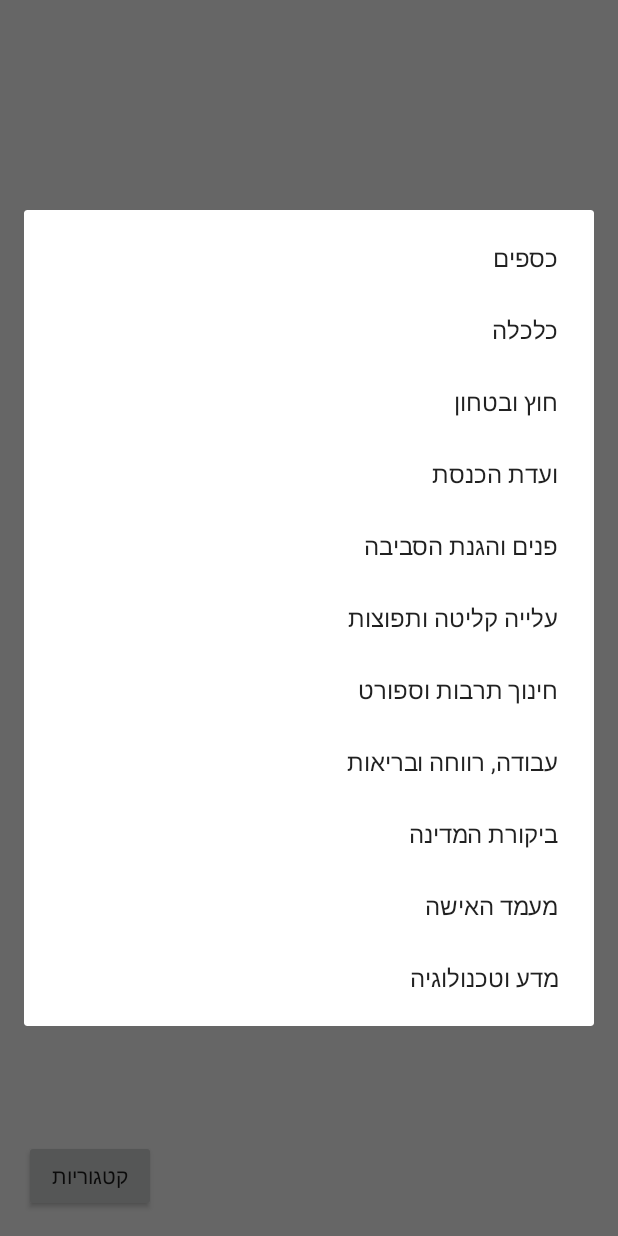
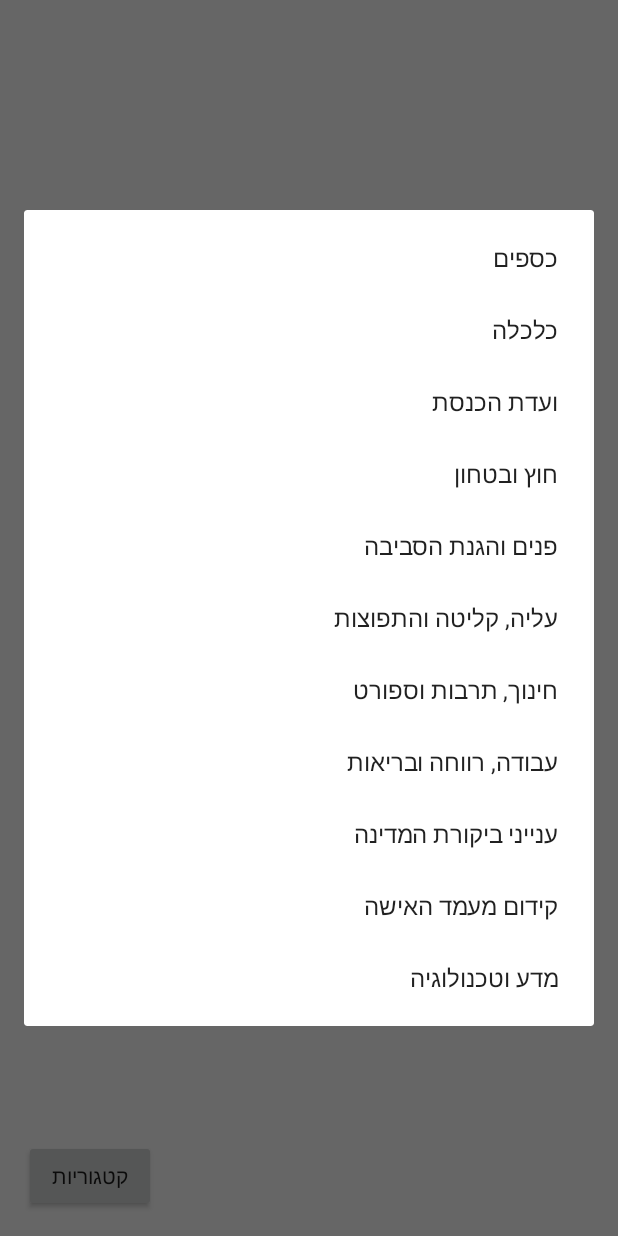
Before and after one commit to supaeli/Wise-Influence, an Android app: the screen it shows after launch (PostsFeedActivity), after a tap on "קטגוריות", on a phone screen of 412 x 824 dp. Run offline under Robolectric (Android 15) with nearby library versions, the phone set to English and light mode, and no system bars; 1 statement that could not run was skipped.

Commit message:
all channels are now displayed on alert dialog and are updating feed accordingly. removed no longer relevant comments

```diff
--- a/app/src/main/java/app/com/eliroy/android/wiseinfluence/Controller/AlertDFragment.java
+++ b/app/src/main/java/app/com/eliroy/android/wiseinfluence/Controller/AlertDFragment.java
@@ -1,44 +1,29 @@
 package app.com.eliroy.android.wiseinfluence.Controller;
 
-import android.annotation.TargetApi;
 import android.support.annotation.NonNull;
 import android.support.v4.app.DialogFragment;
 import android.app.AlertDialog;
 import android.app.Dialog;
 import android.content.DialogInterface;
 import android.os.Bundle;
-import android.view.LayoutInflater;
-import android.view.View;
-
 import app.com.eliroy.android.wiseinfluence.R;
 
 public class AlertDFragment extends DialogFragment {
 
-
-    String[] comNames = {
-            "כספים",
-            "כלכלה",
-            "חוץ ובטחון",
-            "ועדת הכנסת",
-            "פנים והגנת הסביבה",
-            "עלייה קליטה ותפוצות",
-            "חינוך תרבות וספורט",
-            "עבודה, רווחה ובריאות",
-            "ביקורת המדינה",
-            "מעמד האישה",
-            "מדע וטכנולוגיה"
-    };
-
     @NonNull
     @Override
     public Dialog onCreateDialog(Bundle savedInstanceState) {
-       return new AlertDialog.Builder(getActivity())//get activity is a long shot
-        .setItems(comNames, new DialogInterface.OnClickListener() {
-            @Override
-            public void onClick(DialogInterface dialogInterface, int i) {
+        String[] committeeNames = getResources().getStringArray(R.array.committee_names);
+        return new AlertDialog.Builder(getActivity())
+                .setItems(committeeNames, new DialogInterface.OnClickListener() {
+                    @Override
+                    public void onClick(DialogInterface dialogInterface, int i) {
+                        String[] URLS = getResources().getStringArray(R.array.RSS_channels_URL);
+                        PostsFeedActivity parent = (PostsFeedActivity) getActivity();
+                        parent.reloadFeedWithURL(URLS[i]);
+                    }
+                })
+                .create();
+    }
 
-            }
-        })
-       .create();
-    }
 }
--- a/app/src/main/java/app/com/eliroy/android/wiseinfluence/Controller/PostsFeedActivity.java
+++ b/app/src/main/java/app/com/eliroy/android/wiseinfluence/Controller/PostsFeedActivity.java
@@ -1,31 +1,22 @@
 package app.com.eliroy.android.wiseinfluence.Controller;
 
 import android.content.Context;
-import android.content.DialogInterface;
 import android.content.Intent;
 import android.os.AsyncTask;
-import android.support.v7.app.AlertDialog;
-import android.support.v7.app.AppCompatActivity;
 import android.os.Bundle;
 import android.util.Log;
 import android.view.View;
 import android.widget.AdapterView;
-import android.widget.ArrayAdapter;
-import android.widget.Button;
 import android.widget.ListView;
 import android.widget.Toast;
-
 import java.io.IOException;
-import java.text.SimpleDateFormat;
 import java.util.ArrayList;
 import org.jsoup.Jsoup;
 import org.jsoup.nodes.Document;
 import org.jsoup.select.Elements;
 import org.jsoup.nodes.Element;
-
 import android.support.v4.app.FragmentActivity;
 import android.support.v4.app.FragmentManager;
-
 import app.com.eliroy.android.wiseinfluence.Model.Post;
 import app.com.eliroy.android.wiseinfluence.R;
 
@@ -36,7 +27,6 @@ public class PostsFeedActivity extends FragmentActivity {
     public static final String CONTENT = "com.eliroy.android.wiseinfluence.CONTENT";
 
     private HTTPDownloadTask task;
-    //ListView listView = null; //consider removing
     FragmentManager fm = getSupportFragmentManager();
 
 
@@ -48,10 +38,13 @@ public class PostsFeedActivity extends FragmentActivity {
         setContentView(R.layout.activity_posts_feed);
 
         //call the HTTPDownloadTask
+        String[] URLS = getResources().getStringArray(R.array.RSS_channels_URL);
+        reloadFeedWithURL(URLS[0]);
+    }
+
+    public void reloadFeedWithURL(String url){
         task = new HTTPDownloadTask(this);
-        task.execute("http://main.knesset.gov.il/Activity/committees/Finance/News"
-                + "/_layouts/15/listfeedkns.aspx?List=9559f688-b470-4701-a379-fdd168efea09&View=404e1bcf-"
-                + "c1cc-4911-ba46-aeb4b783f9c3");
+        task.execute(url);
     }
 
     /*
@@ -61,8 +54,6 @@ public class PostsFeedActivity extends FragmentActivity {
         AlertDFragment alertDFragment = new AlertDFragment();
         alertDFragment.show(fm,"Alert Dialog Fragment");
         }
-
-
 
      private class HTTPDownloadTask extends AsyncTask<String,Void, ArrayList<Post>> {
 
@@ -86,9 +77,7 @@ public class PostsFeedActivity extends FragmentActivity {
             Element description = null;
 
             try {
-                 doc = Jsoup.connect("http://main.knesset.gov.il/Activity/committees/Finance/" +
-                         "News/_layouts/15/listfeedkns.aspx?List=9559f688-b470-4701-a379-fdd168efea09&" +
-                         "View=404e1bcf-c1cc-4911-ba46-aeb4b783f9c3").get();
+                 doc = Jsoup.connect(urlString).get();
 
 
             }
@@ -103,10 +92,10 @@ public class PostsFeedActivity extends FragmentActivity {
                 //since there is always only 1 decsription tag on item tag:
                 description = item.getElementsByTag("description").first();
                 //set html on description
-                String desc = description.text().replace("<p>&#160;</p>","<p></p>");// unwanted tabs, not all of them
+                String desc = description.text().replace("<p>&#160;</p>","<p></p>");// unwanted tabs
                 desc =  desc.replace("<p style=\"text-align&#58;justify;\">&#160;</p>","<p></p>");
                 desc =  desc.replace("<p style=\"text-align&#58;center;\">&#160;</p>","<p></p>");
-                innerDoc = Jsoup.parse(desc);//why text and not html? check..
+                innerDoc = Jsoup.parse(desc);
                 Elements divs = innerDoc.body().getElementsByTag("div");
                 //=====map each div content to specific String==============//
                 String topic = divs.get(0).text();
@@ -129,14 +118,10 @@ public class PostsFeedActivity extends FragmentActivity {
         */
         @Override
         protected void onPostExecute(final ArrayList<Post> result) {
-            /*for (int i = 0; i < result.size(); i++){
-                posts.add(result.get(i));
-            }*/
-            //// TODO: 29/08/2016 get rid of prefix english string prior to post's topc,date,content
            CustomAdapter adapter = new CustomAdapter(this.context,R.layout.list_item_template,result);
             ListView feedList = (ListView) findViewById(R.id.feed_list_view);
             feedList.setAdapter(adapter);
-            //adapter.notifyDataSetChanged();//update data on adapter
+            adapter.notifyDataSetChanged();//update data on adapter
 
             feedList.setOnItemClickListener(
                     new AdapterView.OnItemClickListener(){
--- a/app/src/main/res/values/strings.xml
+++ b/app/src/main/res/values/strings.xml
@@ -1,3 +1,33 @@
 <resources>
     <string name="app_name">Wise Influence</string>
+    <string-array name="committee_names">
+        <item>כספים</item>
+        <item>כלכלה</item>
+        <item>ועדת הכנסת</item>
+        <item>חוץ ובטחון</item>
+        <item>פנים והגנת הסביבה</item>
+        <item>עליה, קליטה והתפוצות</item>
+        <item>חינוך, תרבות וספורט</item>
+        <item>עבודה, רווחה ובריאות</item>
+        <item>ענייני ביקורת המדינה</item>
+        <item>קידום מעמד האישה</item>
+        <item>מדע וטכנולוגיה</item>
+
+    </string-array>
+<string-array name="RSS_channels_URL">
+    <item>http://main.knesset.gov.il/Activity/committees/Finance/News/_layouts/15/listfeedkns.aspx?List=9559f688-b470-4701-a379-fdd168efea09&amp;View=404e1bcf-c1cc-4911-ba46-aeb4b783f9c3</item>
+    <item>http://main.knesset.gov.il/Activity/committees/knesset/News/_layouts/listfeedkns.aspx?List=b04bff61-e435-481e-a094-2dac3e2c13b2&amp;View=eb9bf32a-b9dc-4eee-a1e8-8dd49be0820d</item>
+    <item>http://main.knesset.gov.il/Activity/committees/Finance/News/_layouts/15/listfeedkns.aspx?List=9559f688-b470-4701-a379-fdd168efea09&amp;View=404e1bcf-c1cc-4911-ba46-aeb4b783f9c3</item>
+    <item>http://main.knesset.gov.il/Activity/committees/ForeignAffairs/News/_layouts/listfeedkns.aspx?List={67E8D779-FB36-4E89-93AA-7FC6BCEA57EC}&amp;View={0bbdbc42-1ad2-4584-a305-eb317b20a419}</item>
+    <item>http://main.knesset.gov.il/Activity/committees/InternalAffairs/News/_layouts/listfeedkns.aspx?List=ea6d8a95-d5c9-4cce-a874-3683574bf1e1&amp;View=e4e2eb51-c336-42b7-9a7a-3bb8786ee768</item>
+    <item>http://main.knesset.gov.il/Activity/committees/Immigration/News/_layouts/listfeedkns.aspx?List=1cd8668b-24ac-4553-b7bd-90c5a6956c0f&amp;View=8bcd877f-ec33-4ab6-87ab-ca44725b3507</item>
+    <item>http://main.knesset.gov.il/Activity/committees/Education/News/_layouts/listfeedkns.aspx?List={3B47608C-7258-4680-92EC-A1DB2934D543}&amp;View={92ca6bfd-29c6-4c65-815b-7c969177e4a6}</item>
+    <item>http://main.knesset.gov.il/Activity/committees/Labor/News/_layouts/listfeedkns.aspx?List=e3f8beb2-ae86-4701-a7dc-75554db49caa&amp;View=126e2380-fb8d-4dac-9742-839a620f03af</item>
+    <item>http://main.knesset.gov.il/Activity/committees/StateControl/News/_layouts/listfeedKns.aspx?List={D0C43F97-F3AD-4C08-90C2-37D21CF05111}&amp;View={6CF4D4C3-B141-45C6-BB67-22D3E6B02A0E}</item>
+    <item>http://main.knesset.gov.il/Activity/committees/Women/News/_layouts/listfeedkns.aspx?List={01941700-946E-44C8-A106-DCF4AA79E3B8}&amp;View={b9cec788-d6d8-4a7c-8345-e97aa5141f30}</item>
+    <item>http://main.knesset.gov.il/Activity/committees/Science/News/_layouts/listfeedkns.aspx?List=6aa30c1e-2b9c-4dfe-9cf1-7799d6c6a543&amp;View=2c541a0c-9755-49e6-9b92-20c1f83f43c5</item>
+
+</string-array>
+
+
 </resources>
```
